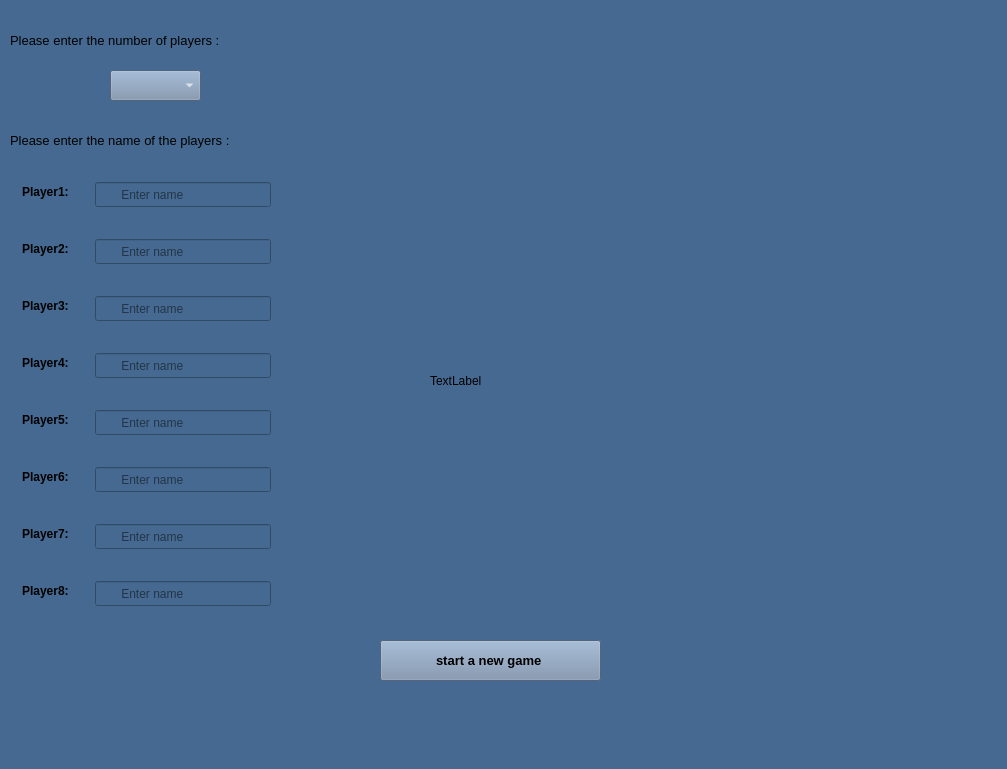
The window that Monopoly/mainwindow.ui (shaahinfaezi/Monopoly) describes before a commit, drawn with Qt 5.
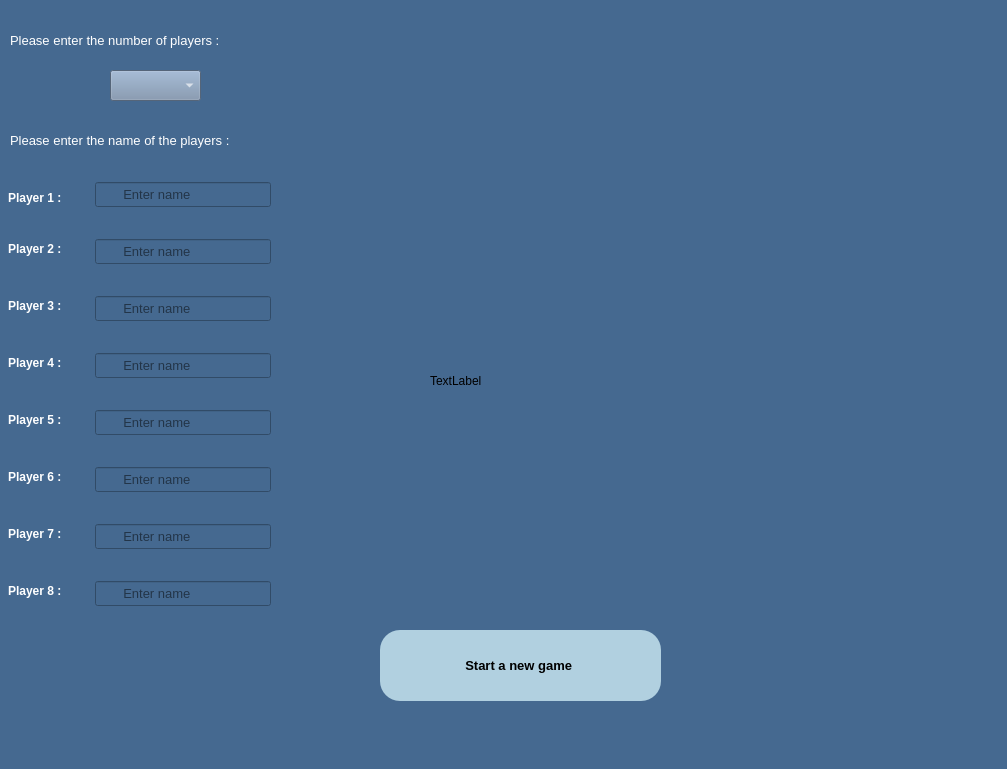
The same window after the commit.

Patch:
```diff
--- a/Monopoly/mainwindow.ui
+++ b/Monopoly/mainwindow.ui
@@ -85,9 +85,9 @@
     <property name="geometry">
      <rect>
       <x>380</x>
-      <y>640</y>
-      <width>221</width>
-      <height>41</height>
+      <y>630</y>
+      <width>281</width>
+      <height>71</height>
      </rect>
     </property>
     <property name="font">
@@ -101,13 +101,15 @@
      <cursorShape>PointingHandCursor</cursorShape>
     </property>
     <property name="styleSheet">
-     <string notr="true">background-color: rgb(119, 141, 169);
-
-
-</string>
+     <string notr="true">color: rgb(0, 0, 0);
+background-color: qlineargradient(x1: 0, y1: 0, x2: 0, y2: 1, stop: 0 rgb(177, 208, 224), stop: 1 rgb(177, 208, 224));
+border-style: solid;
+border:none;
+border-width: 5px;
+border-radius: 20px;</string>
     </property>
     <property name="text">
-     <string>start a new game </string>
+     <string>Start a new game </string>
     </property>
    </widget>
    <widget class="QLabel" name="labal2">
@@ -144,10 +146,10 @@
    <widget class="QLabel" name="label">
     <property name="geometry">
      <rect>
-      <x>22</x>
+      <x>8</x>
       <y>182</y>
-      <width>67</width>
-      <height>20</height>
+      <width>81</width>
+      <height>31</height>
      </rect>
     </property>
     <property name="font">
@@ -157,18 +159,18 @@
      </font>
     </property>
     <property name="styleSheet">
-     <string notr="true">color: rgb(0, 0, 0);</string>
+     <string notr="true">color: rgb(255, 255, 255);</string>
     </property>
     <property name="text">
-     <string>Player1:</string>
+     <string>Player 1 :</string>
     </property>
    </widget>
    <widget class="QLabel" name="label_2">
     <property name="geometry">
      <rect>
-      <x>22</x>
+      <x>8</x>
       <y>239</y>
-      <width>67</width>
+      <width>81</width>
       <height>20</height>
      </rect>
     </property>
@@ -179,18 +181,18 @@
      </font>
     </property>
     <property name="styleSheet">
-     <string notr="true">color: rgb(0, 0, 0);</string>
+     <string notr="true">color: rgb(255, 255, 255);</string>
     </property>
     <property name="text">
-     <string>Player2:</string>
+     <string>Player 2 :</string>
     </property>
    </widget>
    <widget class="QLabel" name="label_3">
     <property name="geometry">
      <rect>
-      <x>22</x>
+      <x>8</x>
       <y>296</y>
-      <width>67</width>
+      <width>81</width>
       <height>20</height>
      </rect>
     </property>
@@ -201,18 +203,18 @@
      </font>
     </property>
     <property name="styleSheet">
-     <string notr="true">color: rgb(0, 0, 0);</string>
+     <string notr="true">color: rgb(255, 255, 255);</string>
     </property>
     <property name="text">
-     <string>Player3:</string>
+     <string>Player 3 :</string>
     </property>
    </widget>
    <widget class="QLabel" name="label_4">
     <property name="geometry">
      <rect>
-      <x>22</x>
+      <x>8</x>
       <y>353</y>
-      <width>67</width>
+      <width>81</width>
       <height>20</height>
      </rect>
     </property>
@@ -223,18 +225,18 @@
      </font>
     </property>
     <property name="styleSheet">
-     <string notr="true">color: rgb(0, 0, 0);</string>
+     <string notr="true">color: rgb(255, 255, 255);</string>
     </property>
     <property name="text">
-     <string>Player4:</string>
+     <string>Player 4 :</string>
     </property>
    </widget>
    <widget class="QLabel" name="label_5">
     <property name="geometry">
      <rect>
-      <x>22</x>
+      <x>8</x>
       <y>410</y>
-      <width>67</width>
+      <width>81</width>
       <height>20</height>
      </rect>
     </property>
@@ -245,18 +247,18 @@
      </font>
     </property>
     <property name="styleSheet">
-     <string notr="true">color: rgb(0, 0, 0);</string>
+     <string notr="true">color: rgb(255, 255, 255);</string>
     </property>
     <property name="text">
-     <string>Player5:</string>
+     <string>Player 5 :</string>
     </property>
    </widget>
    <widget class="QLabel" name="label_6">
     <property name="geometry">
      <rect>
-      <x>22</x>
+      <x>8</x>
       <y>467</y>
-      <width>67</width>
+      <width>81</width>
       <height>20</height>
      </rect>
     </property>
@@ -267,18 +269,18 @@
      </font>
     </property>
     <property name="styleSheet">
-     <string notr="true">color: rgb(0, 0, 0);</string>
+     <string notr="true">color: rgb(255, 255, 255);</string>
     </property>
     <property name="text">
-     <string>Player6:</string>
+     <string>Player 6 :</string>
     </property>
    </widget>
    <widget class="QLabel" name="label_7">
     <property name="geometry">
      <rect>
-      <x>22</x>
+      <x>8</x>
       <y>524</y>
-      <width>67</width>
+      <width>81</width>
       <height>20</height>
      </rect>
     </property>
@@ -289,18 +291,18 @@
      </font>
     </property>
     <property name="styleSheet">
-     <string notr="true">color: rgb(0, 0, 0);</string>
+     <string notr="true">color: rgb(255, 255, 255);</string>
     </property>
     <property name="text">
-     <string>Player7:</string>
+     <string>Player 7 :</string>
     </property>
    </widget>
    <widget class="QLabel" name="label_8">
     <property name="geometry">
      <rect>
-      <x>22</x>
+      <x>8</x>
       <y>581</y>
-      <width>67</width>
+      <width>81</width>
       <height>20</height>
      </rect>
     </property>
@@ -311,10 +313,10 @@
      </font>
     </property>
     <property name="styleSheet">
-     <string notr="true">color: rgb(0, 0, 0);</string>
+     <string notr="true">color: rgb(255, 255, 255);</string>
     </property>
     <property name="text">
-     <string>Player8:</string>
+     <string>Player 8 :</string>
     </property>
    </widget>
    <widget class="QLineEdit" name="lineEdit">
@@ -328,7 +330,7 @@
     </property>
     <property name="font">
      <font>
-      <pointsize>9</pointsize>
+      <pointsize>10</pointsize>
      </font>
     </property>
     <property name="styleSheet">
@@ -349,7 +351,7 @@
     </property>
     <property name="font">
      <font>
-      <pointsize>9</pointsize>
+      <pointsize>10</pointsize>
      </font>
     </property>
     <property name="styleSheet">
@@ -370,7 +372,7 @@
     </property>
     <property name="font">
      <font>
-      <pointsize>9</pointsize>
+      <pointsize>10</pointsize>
      </font>
     </property>
     <property name="styleSheet">
@@ -391,7 +393,7 @@
     </property>
     <property name="font">
      <font>
-      <pointsize>9</pointsize>
+      <pointsize>10</pointsize>
      </font>
     </property>
     <property name="styleSheet">
@@ -412,7 +414,7 @@
     </property>
     <property name="font">
      <font>
-      <pointsize>9</pointsize>
+      <pointsize>10</pointsize>
      </font>
     </property>
     <property name="styleSheet">
@@ -433,7 +435,7 @@
     </property>
     <property name="font">
      <font>
-      <pointsize>9</pointsize>
+      <pointsize>10</pointsize>
      </font>
     </property>
     <property name="styleSheet">
@@ -454,7 +456,7 @@
     </property>
     <property name="font">
      <font>
-      <pointsize>9</pointsize>
+      <pointsize>10</pointsize>
      </font>
     </property>
     <property name="styleSheet">
@@ -475,7 +477,7 @@
     </property>
     <property name="font">
      <font>
-      <pointsize>9</pointsize>
+      <pointsize>10</pointsize>
      </font>
     </property>
     <property name="styleSheet">
@@ -500,8 +502,7 @@
      </font>
     </property>
     <property name="styleSheet">
-     <string notr="true">
-color: rgb(0, 0, 0);</string>
+     <string notr="true">color: rgb(255, 255, 255);</string>
     </property>
     <property name="text">
      <string>Please enter the number of players :</string>
@@ -522,7 +523,7 @@
      </font>
     </property>
     <property name="styleSheet">
-     <string notr="true">color: rgb(0, 0, 0);</string>
+     <string notr="true">color: rgb(255, 255, 255);</string>
     </property>
     <property name="text">
      <string>Please enter the name of the players :</string>
```
